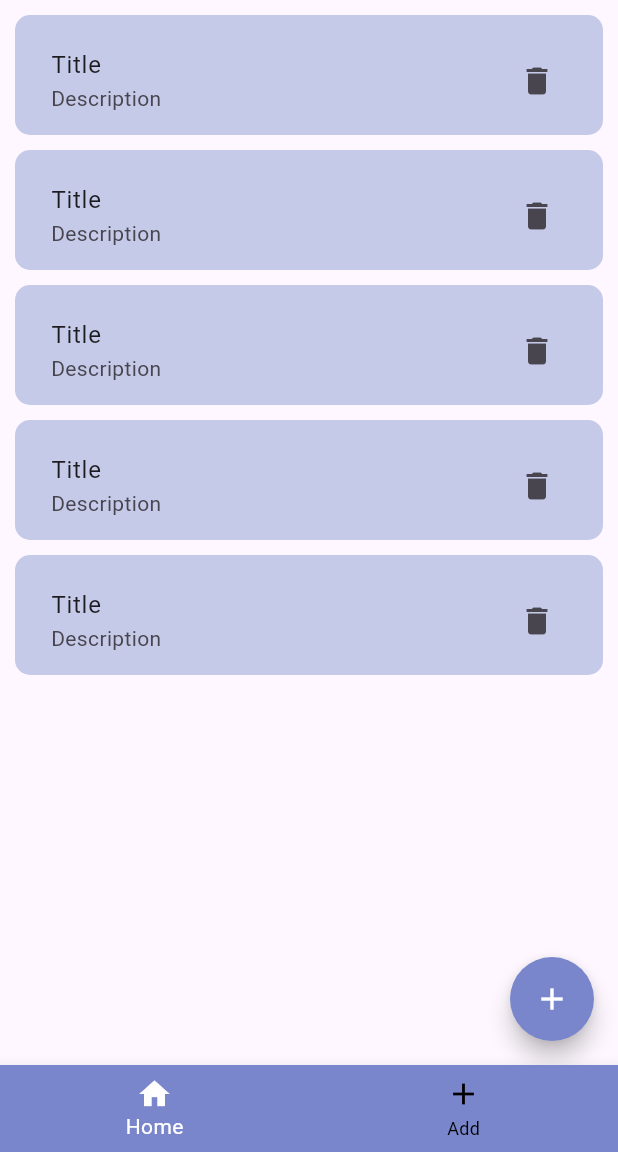
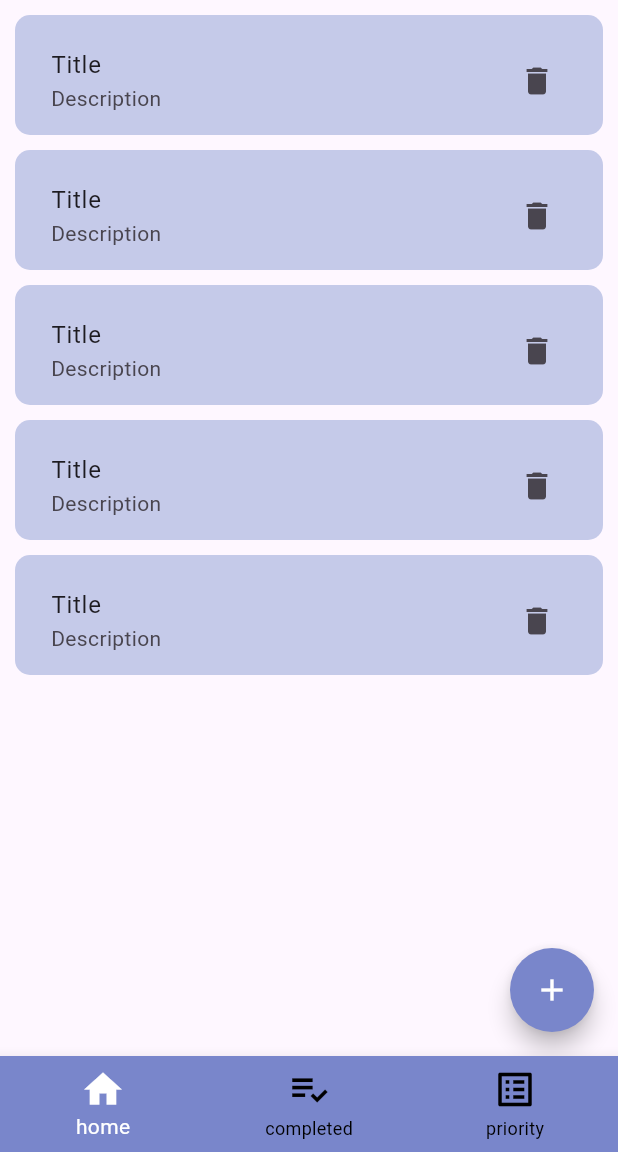
Before and after one commit to sohasara/To-Do-App, a Flutter app: the screen it shows after launch, on a phone screen of 412 x 824 dp, the part 84-1236 px from its top. Run offline on Flutter 3.47's test engine with Material 3 defaults, Android fonts, the phone set to English and light mode, and no system bars; our stand-ins replace flutter_riverpod.

Commit message:
refactor BottomBar navigation items; update labels and improve icon sizes

```diff
--- a/lib/application/pages/bottom/bottom_bar.dart
+++ b/lib/application/pages/bottom/bottom_bar.dart
@@ -14,23 +14,31 @@ class BottomBar extends ConsumerWidget {
       const Center(
         child: Text("add"),
       ),
+      const Center(
+        child: Text("add"),
+      ),
     ];
     return Scaffold(
       body: pages[selectedIndex],
       bottomNavigationBar: BottomNavigationBar(
         backgroundColor: Colors.indigo.shade300,
         selectedItemColor: Colors.white,
-        unselectedItemColor: Colors.black,
+        unselectedItemColor: const Color.fromARGB(255, 0, 0, 0),
+        iconSize: 30,
         currentIndex: selectedIndex,
         onTap: (value) => ref.read(indexProvider.notifier).state = value,
         items: const <BottomNavigationBarItem>[
           BottomNavigationBarItem(
             icon: Icon(Icons.home),
-            label: 'Home',
+            label: 'home',
           ),
           BottomNavigationBarItem(
-            icon: Icon(Icons.add),
-            label: 'Add',
+            icon: Icon(Icons.playlist_add_check),
+            label: 'completed',
+          ),
+          BottomNavigationBarItem(
+            icon: Icon(Icons.list_alt),
+            label: 'priority',
           ),
         ],
       ),
```
